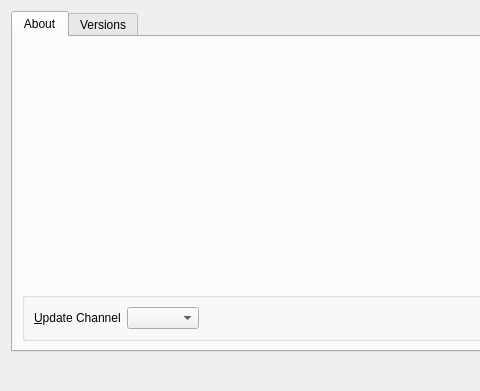
First picture: the form in src/gui/aboutdialog.ui, repository BWTECH-github/client, before the edit; both pictures show x 0 to 480 and y 0 to 391 of the 751 by 391 pixel window.
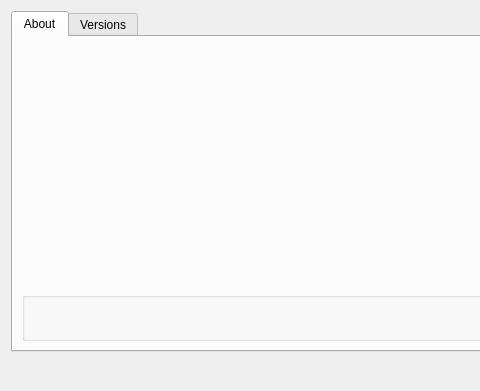
Second picture: the form after the edit. Icons and pictures are not drawn.

Commit message:
[DC-158] chore: remove ownCloud 10 update channel (#12429)
* [DC-158] chore: remove ownCloud 10 update channel

* fix: move updateChannel() from ConfigFile to the Updater

* fix: remove "updateChannel" from user config file

* fix: remove "updateChannel" from confg file upon 8.0 and until then force it to "ocis"

* chore: use deprecated attribute on updateChannelC()

* chore: add comment on deleting config value for update channel

```diff
--- a/src/gui/aboutdialog.ui
+++ b/src/gui/aboutdialog.ui
@@ -96,32 +96,6 @@
           <string/>
          </property>
          <layout class="QHBoxLayout" name="horizontalLayout_2">
-          <item>
-           <widget class="QLabel" name="updateChannelLabel">
-            <property name="sizePolicy">
-             <sizepolicy hsizetype="Maximum" vsizetype="Preferred">
-              <horstretch>0</horstretch>
-              <verstretch>0</verstretch>
-             </sizepolicy>
-            </property>
-            <property name="text">
-             <string>&amp;Update Channel</string>
-            </property>
-            <property name="buddy">
-             <cstring>updateChannel</cstring>
-            </property>
-           </widget>
-          </item>
-          <item>
-           <widget class="QComboBox" name="updateChannel">
-            <property name="sizePolicy">
-             <sizepolicy hsizetype="Maximum" vsizetype="Fixed">
-              <horstretch>0</horstretch>
-              <verstretch>0</verstretch>
-             </sizepolicy>
-            </property>
-           </widget>
-          </item>
           <item>
            <widget class="QLabel" name="updateStateLabel"/>
           </item>
```
Left out of the diff: 9 changed lines with no effect on the pictures. The commit also changes 8 other files.
